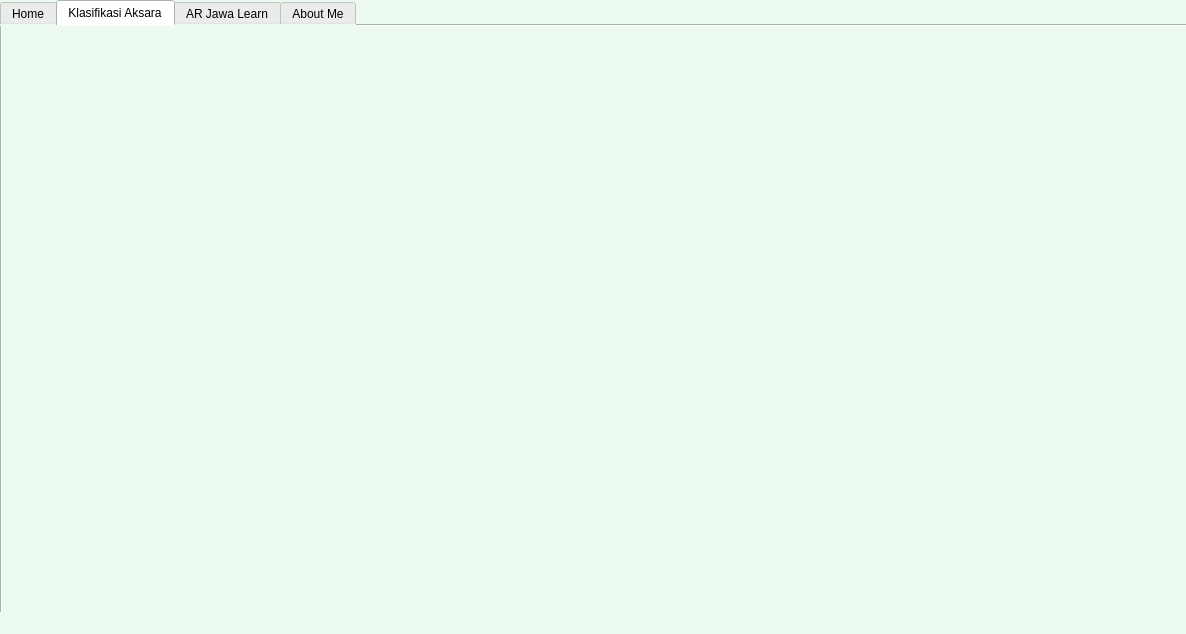
Qt form Main_Window.ui (YudhaDevelops/JawaLearn-PyQt5) before a commit.
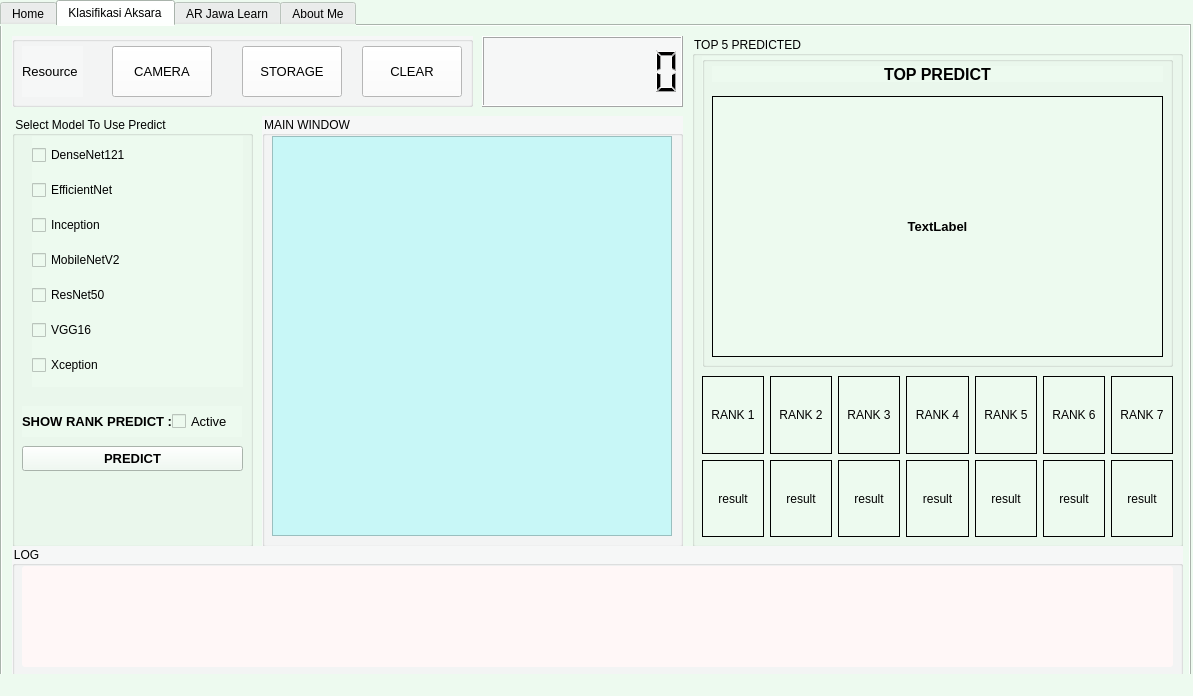
The same form after that commit. The open tabs and pages were chosen to show the change. Icons and pictures are not drawn.

Commit message: sedikit lagi selesai klasifikasi

The edit to the form file:
```diff
--- a/Main_Window.ui
+++ b/Main_Window.ui
@@ -6,8 +6,8 @@
    <rect>
     <x>0</x>
     <y>0</y>
-    <width>1186</width>
-    <height>634</height>
+    <width>1193</width>
+    <height>696</height>
    </rect>
   </property>
   <property name="windowTitle">
@@ -44,6 +44,649 @@
      <attribute name="title">
       <string>Klasifikasi Aksara</string>
      </attribute>
+     <widget class="QGroupBox" name="groupBox_6">
+      <property name="geometry">
+       <rect>
+        <x>10</x>
+        <y>10</y>
+        <width>461</width>
+        <height>71</height>
+       </rect>
+      </property>
+      <property name="styleSheet">
+       <string notr="true">background-color: rgb(246, 247, 247);</string>
+      </property>
+      <property name="title">
+       <string/>
+      </property>
+      <widget class="QLabel" name="label_18">
+       <property name="geometry">
+        <rect>
+         <x>10</x>
+         <y>10</y>
+         <width>61</width>
+         <height>51</height>
+        </rect>
+       </property>
+       <property name="font">
+        <font>
+         <pointsize>10</pointsize>
+        </font>
+       </property>
+       <property name="text">
+        <string>Resource</string>
+       </property>
+       <property name="alignment">
+        <set>Qt::AlignLeading|Qt::AlignLeft|Qt::AlignVCenter</set>
+       </property>
+      </widget>
+      <widget class="QPushButton" name="btn_resource_storage">
+       <property name="geometry">
+        <rect>
+         <x>230</x>
+         <y>10</y>
+         <width>100</width>
+         <height>51</height>
+        </rect>
+       </property>
+       <property name="minimumSize">
+        <size>
+         <width>100</width>
+         <height>0</height>
+        </size>
+       </property>
+       <property name="font">
+        <font>
+         <pointsize>10</pointsize>
+        </font>
+       </property>
+       <property name="styleSheet">
+        <string notr="true">background-color: rgb(255, 255, 255);</string>
+       </property>
+       <property name="text">
+        <string>STORAGE</string>
+       </property>
+      </widget>
+      <widget class="QPushButton" name="btn_stop_2">
+       <property name="geometry">
+        <rect>
+         <x>350</x>
+         <y>10</y>
+         <width>100</width>
+         <height>51</height>
+        </rect>
+       </property>
+       <property name="minimumSize">
+        <size>
+         <width>100</width>
+         <height>0</height>
+        </size>
+       </property>
+       <property name="font">
+        <font>
+         <pointsize>10</pointsize>
+        </font>
+       </property>
+       <property name="styleSheet">
+        <string notr="true">background-color: rgb(255, 255, 255);</string>
+       </property>
+       <property name="text">
+        <string>CLEAR</string>
+       </property>
+      </widget>
+      <widget class="QPushButton" name="btn_start_3">
+       <property name="geometry">
+        <rect>
+         <x>100</x>
+         <y>10</y>
+         <width>100</width>
+         <height>51</height>
+        </rect>
+       </property>
+       <property name="minimumSize">
+        <size>
+         <width>100</width>
+         <height>0</height>
+        </size>
+       </property>
+       <property name="font">
+        <font>
+         <pointsize>10</pointsize>
+        </font>
+       </property>
+       <property name="styleSheet">
+        <string notr="true">background-color: rgb(255, 255, 255);</string>
+       </property>
+       <property name="text">
+        <string>CAMERA</string>
+       </property>
+      </widget>
+     </widget>
+     <widget class="QGroupBox" name="groupBox_7">
+      <property name="geometry">
+       <rect>
+        <x>10</x>
+        <y>90</y>
+        <width>241</width>
+        <height>431</height>
+       </rect>
+      </property>
+      <property name="title">
+       <string>Select Model To Use Predict</string>
+      </property>
+      <widget class="QWidget" name="gridLayoutWidget_5">
+       <property name="geometry">
+        <rect>
+         <x>20</x>
+         <y>20</y>
+         <width>211</width>
+         <height>251</height>
+        </rect>
+       </property>
+       <layout class="QGridLayout" name="gridLayout_6">
+        <item row="5" column="0">
+         <widget class="QCheckBox" name="ckb_vgg">
+          <property name="text">
+           <string>VGG16</string>
+          </property>
+         </widget>
+        </item>
+        <item row="0" column="0">
+         <widget class="QCheckBox" name="ckb_densenet">
+          <property name="minimumSize">
+           <size>
+            <width>0</width>
+            <height>0</height>
+           </size>
+          </property>
+          <property name="sizeIncrement">
+           <size>
+            <width>0</width>
+            <height>0</height>
+           </size>
+          </property>
+          <property name="text">
+           <string>DenseNet121</string>
+          </property>
+         </widget>
+        </item>
+        <item row="4" column="0">
+         <widget class="QCheckBox" name="ckb_restnet">
+          <property name="text">
+           <string>ResNet50</string>
+          </property>
+         </widget>
+        </item>
+        <item row="1" column="0">
+         <widget class="QCheckBox" name="ckb_efficientnet">
+          <property name="text">
+           <string>EfficientNet</string>
+          </property>
+         </widget>
+        </item>
+        <item row="2" column="0">
+         <widget class="QCheckBox" name="ckb_inception">
+          <property name="text">
+           <string>Inception</string>
+          </property>
+         </widget>
+        </item>
+        <item row="6" column="0">
+         <widget class="QCheckBox" name="ckb_xception">
+          <property name="text">
+           <string>Xception</string>
+          </property>
+         </widget>
+        </item>
+        <item row="3" column="0">
+         <widget class="QCheckBox" name="ckb_mobilenet">
+          <property name="text">
+           <string>MobileNetV2</string>
+          </property>
+         </widget>
+        </item>
+       </layout>
+      </widget>
+      <widget class="QPushButton" name="btn_predict">
+       <property name="geometry">
+        <rect>
+         <x>10</x>
+         <y>330</y>
+         <width>221</width>
+         <height>25</height>
+        </rect>
+       </property>
+       <property name="font">
+        <font>
+         <family>Nirmala UI</family>
+         <pointsize>10</pointsize>
+         <weight>75</weight>
+         <bold>true</bold>
+        </font>
+       </property>
+       <property name="text">
+        <string>PREDICT</string>
+       </property>
+      </widget>
+      <widget class="QLabel" name="label_22">
+       <property name="geometry">
+        <rect>
+         <x>10</x>
+         <y>290</y>
+         <width>151</width>
+         <height>31</height>
+        </rect>
+       </property>
+       <property name="font">
+        <font>
+         <family>Nirmala UI</family>
+         <pointsize>10</pointsize>
+         <weight>75</weight>
+         <bold>true</bold>
+        </font>
+       </property>
+       <property name="text">
+        <string>SHOW RANK PREDICT :</string>
+       </property>
+      </widget>
+      <widget class="QCheckBox" name="ckb_show_rank">
+       <property name="geometry">
+        <rect>
+         <x>160</x>
+         <y>290</y>
+         <width>70</width>
+         <height>31</height>
+        </rect>
+       </property>
+       <property name="font">
+        <font>
+         <family>Nirmala UI</family>
+         <pointsize>10</pointsize>
+         <weight>50</weight>
+         <bold>false</bold>
+        </font>
+       </property>
+       <property name="text">
+        <string>Active</string>
+       </property>
+      </widget>
+     </widget>
+     <widget class="QGroupBox" name="groupBox_8">
+      <property name="geometry">
+       <rect>
+        <x>260</x>
+        <y>90</y>
+        <width>421</width>
+        <height>431</height>
+       </rect>
+      </property>
+      <property name="styleSheet">
+       <string notr="true">background-color: rgb(246, 247, 247);</string>
+      </property>
+      <property name="title">
+       <string>MAIN WINDOW</string>
+      </property>
+      <widget class="QLabel" name="disp_klasifikasi">
+       <property name="geometry">
+        <rect>
+         <x>10</x>
+         <y>20</y>
+         <width>400</width>
+         <height>400</height>
+        </rect>
+       </property>
+       <property name="sizePolicy">
+        <sizepolicy hsizetype="Preferred" vsizetype="Preferred">
+         <horstretch>0</horstretch>
+         <verstretch>0</verstretch>
+        </sizepolicy>
+       </property>
+       <property name="minimumSize">
+        <size>
+         <width>400</width>
+         <height>400</height>
+        </size>
+       </property>
+       <property name="styleSheet">
+        <string notr="true">background-color: rgb(200, 247, 247);</string>
+       </property>
+       <property name="frameShape">
+        <enum>QFrame::StyledPanel</enum>
+       </property>
+       <property name="frameShadow">
+        <enum>QFrame::Sunken</enum>
+       </property>
+       <property name="text">
+        <string/>
+       </property>
+       <property name="alignment">
+        <set>Qt::AlignCenter</set>
+       </property>
+      </widget>
+     </widget>
+     <widget class="QGroupBox" name="groupBox_9">
+      <property name="geometry">
+       <rect>
+        <x>690</x>
+        <y>10</y>
+        <width>491</width>
+        <height>511</height>
+       </rect>
+      </property>
+      <property name="title">
+       <string>TOP 5 PREDICTED</string>
+      </property>
+      <widget class="QWidget" name="gridLayoutWidget_8">
+       <property name="geometry">
+        <rect>
+         <x>10</x>
+         <y>340</y>
+         <width>471</width>
+         <height>161</height>
+        </rect>
+       </property>
+       <layout class="QGridLayout" name="gridLayout_9">
+        <item row="1" column="5">
+         <widget class="QLabel" name="result_rank_6">
+          <property name="frameShape">
+           <enum>QFrame::Box</enum>
+          </property>
+          <property name="text">
+           <string>result</string>
+          </property>
+          <property name="alignment">
+           <set>Qt::AlignCenter</set>
+          </property>
+         </widget>
+        </item>
+        <item row="1" column="0">
+         <widget class="QLabel" name="result_rank_1">
+          <property name="frameShape">
+           <enum>QFrame::Box</enum>
+          </property>
+          <property name="text">
+           <string>result</string>
+          </property>
+          <property name="alignment">
+           <set>Qt::AlignCenter</set>
+          </property>
+         </widget>
+        </item>
+        <item row="0" column="3">
+         <widget class="QLabel" name="label_48">
+          <property name="frameShape">
+           <enum>QFrame::Box</enum>
+          </property>
+          <property name="text">
+           <string>RANK 4</string>
+          </property>
+          <property name="alignment">
+           <set>Qt::AlignCenter</set>
+          </property>
+         </widget>
+        </item>
+        <item row="0" column="1">
+         <widget class="QLabel" name="label_44">
+          <property name="frameShape">
+           <enum>QFrame::Box</enum>
+          </property>
+          <property name="text">
+           <string>RANK 2</string>
+          </property>
+          <property name="alignment">
+           <set>Qt::AlignCenter</set>
+          </property>
+         </widget>
+        </item>
+        <item row="0" column="5">
+         <widget class="QLabel" name="label_43">
+          <property name="frameShape">
+           <enum>QFrame::Box</enum>
+          </property>
+          <property name="text">
+           <string>RANK 6</string>
+          </property>
+          <property name="alignment">
+           <set>Qt::AlignCenter</set>
+          </property>
+         </widget>
+        </item>
+        <item row="0" column="2">
+         <widget class="QLabel" name="label_47">
+          <property name="frameShape">
+           <enum>QFrame::Box</enum>
+          </property>
+          <property name="text">
+           <string>RANK 3</string>
+          </property>
+          <property name="alignment">
+           <set>Qt::AlignCenter</set>
+          </property>
+         </widget>
+        </item>
+        <item row="1" column="4">
+         <widget class="QLabel" name="result_rank_5">
+          <property name="frameShape">
+           <enum>QFrame::Box</enum>
+          </property>
+          <property name="text">
+           <string>result</string>
+          </property>
+          <property name="alignment">
+           <set>Qt::AlignCenter</set>
+          </property>
+         </widget>
+        </item>
+        <item row="1" column="1">
+         <widget class="QLabel" name="result_rank_2">
+          <property name="frameShape">
+           <enum>QFrame::Box</enum>
+          </property>
+          <property name="text">
+           <string>result</string>
+          </property>
+          <property name="alignment">
+           <set>Qt::AlignCenter</set>
+          </property>
+         </widget>
+        </item>
+        <item row="0" column="0">
+         <widget class="QLabel" name="label_46">
+          <property name="frameShape">
+           <enum>QFrame::Box</enum>
+          </property>
+          <property name="text">
+           <string>RANK 1</string>
+          </property>
+          <property name="alignment">
+           <set>Qt::AlignCenter</set>
+          </property>
+         </widget>
+        </item>
+        <item row="1" column="2">
+         <widget class="QLabel" name="result_rank_3">
+          <property name="frameShape">
+           <enum>QFrame::Box</enum>
+          </property>
+          <property name="text">
+           <string>result</string>
+          </property>
+          <property name="alignment">
+           <set>Qt::AlignCenter</set>
+          </property>
+         </widget>
+        </item>
+        <item row="1" column="3">
+         <widget class="QLabel" name="result_rank_4">
+          <property name="frameShape">
+           <enum>QFrame::Box</enum>
+          </property>
+          <property name="text">
+           <string>result</string>
+          </property>
+          <property name="alignment">
+           <set>Qt::AlignCenter</set>
+          </property>
+         </widget>
+        </item>
+        <item row="0" column="4">
+         <widget class="QLabel" name="label_45">
+          <property name="minimumSize">
+           <size>
+            <width>0</width>
+            <height>0</height>
+           </size>
+          </property>
+          <property name="frameShape">
+           <enum>QFrame::Box</enum>
+          </property>
+          <property name="text">
+           <string>RANK 5</string>
+          </property>
+          <property name="alignment">
+           <set>Qt::AlignCenter</set>
+          </property>
+         </widget>
+        </item>
+        <item row="0" column="6">
+         <widget class="QLabel" name="label_53">
+          <property name="frameShape">
+           <enum>QFrame::Box</enum>
+          </property>
+          <property name="text">
+           <string>RANK 7</string>
+          </property>
+          <property name="alignment">
+           <set>Qt::AlignCenter</set>
+          </property>
+         </widget>
+        </item>
+        <item row="1" column="6">
+         <widget class="QLabel" name="result_rank_7">
+          <property name="frameShape">
+           <enum>QFrame::Box</enum>
+          </property>
+          <property name="text">
+           <string>result</string>
+          </property>
+          <property name="alignment">
+           <set>Qt::AlignCenter</set>
+          </property>
+         </widget>
+        </item>
+       </layout>
+      </widget>
+      <widget class="QGroupBox" name="groupBox_11">
+       <property name="geometry">
+        <rect>
+         <x>10</x>
+         <y>20</y>
+         <width>471</width>
+         <height>311</height>
+        </rect>
+       </property>
+       <property name="title">
+        <string/>
+       </property>
+       <widget class="QLabel" name="label_34">
+        <property name="geometry">
+         <rect>
+          <x>10</x>
+          <y>10</y>
+          <width>451</width>
+          <height>16</height>
+         </rect>
+        </property>
+        <property name="font">
+         <font>
+          <family>Nirmala UI</family>
+          <pointsize>12</pointsize>
+          <weight>75</weight>
+          <bold>true</bold>
+         </font>
+        </property>
+        <property name="text">
+         <string>TOP PREDICT</string>
+        </property>
+        <property name="alignment">
+         <set>Qt::AlignCenter</set>
+        </property>
+       </widget>
+       <widget class="QLabel" name="label_35">
+        <property name="geometry">
+         <rect>
+          <x>10</x>
+          <y>40</y>
+          <width>451</width>
+          <height>261</height>
+         </rect>
+        </property>
+        <property name="font">
+         <font>
+          <family>Nirmala UI</family>
+          <pointsize>10</pointsize>
+          <weight>75</weight>
+          <bold>true</bold>
+         </font>
+        </property>
+        <property name="frameShape">
+         <enum>QFrame::Box</enum>
+        </property>
+        <property name="text">
+         <string>TextLabel</string>
+        </property>
+        <property name="alignment">
+         <set>Qt::AlignCenter</set>
+        </property>
+       </widget>
+      </widget>
+     </widget>
+     <widget class="QLCDNumber" name="lcd_clock_3">
+      <property name="geometry">
+       <rect>
+        <x>480</x>
+        <y>10</y>
+        <width>201</width>
+        <height>71</height>
+       </rect>
+      </property>
+      <property name="styleSheet">
+       <string notr="true">background-color: rgb(246, 247, 247);</string>
+      </property>
+      <property name="digitCount">
+       <number>8</number>
+      </property>
+     </widget>
+     <widget class="QGroupBox" name="groupBox_10">
+      <property name="geometry">
+       <rect>
+        <x>10</x>
+        <y>520</y>
+        <width>1171</width>
+        <height>131</height>
+       </rect>
+      </property>
+      <property name="styleSheet">
+       <string notr="true">background-color: rgb(246, 247, 247);</string>
+      </property>
+      <property name="title">
+       <string>LOG</string>
+      </property>
+      <widget class="QTextEdit" name="textEdit_klasifikasi">
+       <property name="geometry">
+        <rect>
+         <x>10</x>
+         <y>20</y>
+         <width>1151</width>
+         <height>101</height>
+        </rect>
+       </property>
+       <property name="styleSheet">
+        <string notr="true">background-color: rgb(255, 247, 247);
+border-radius:3px;</string>
+       </property>
+      </widget>
+     </widget>
     </widget>
     <widget class="QWidget" name="tab_5">
      <attribute name="title">
```
Left out of the diff: 2 changed lines with no effect on the pictures. The commit also changes 33 other files.
